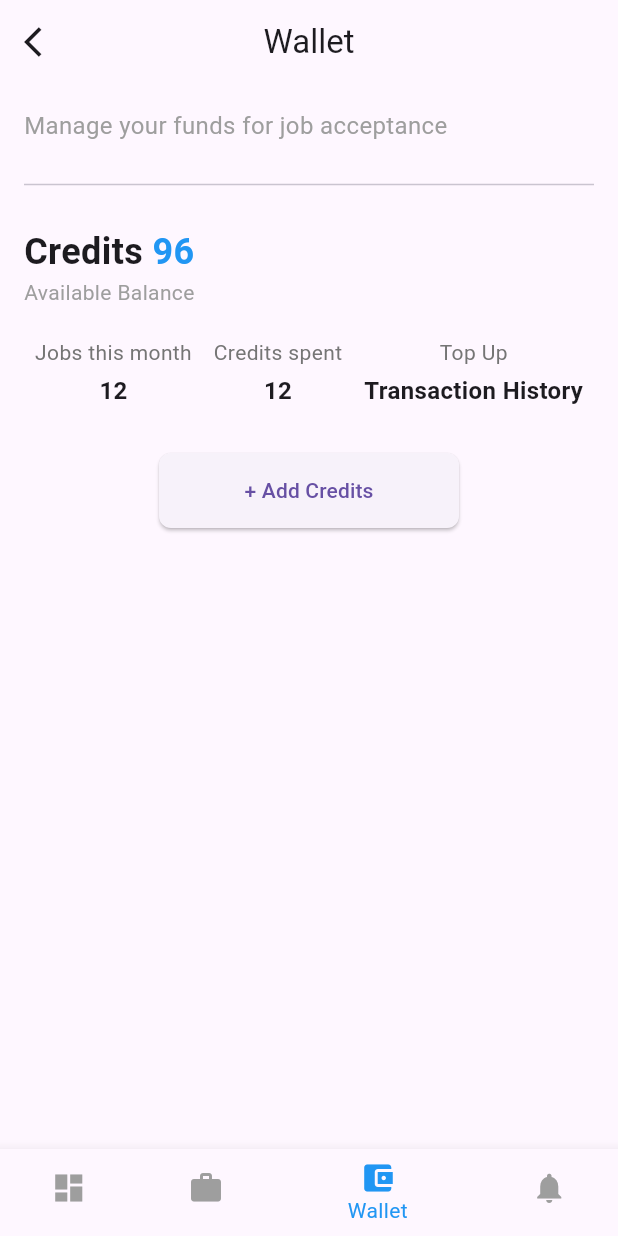
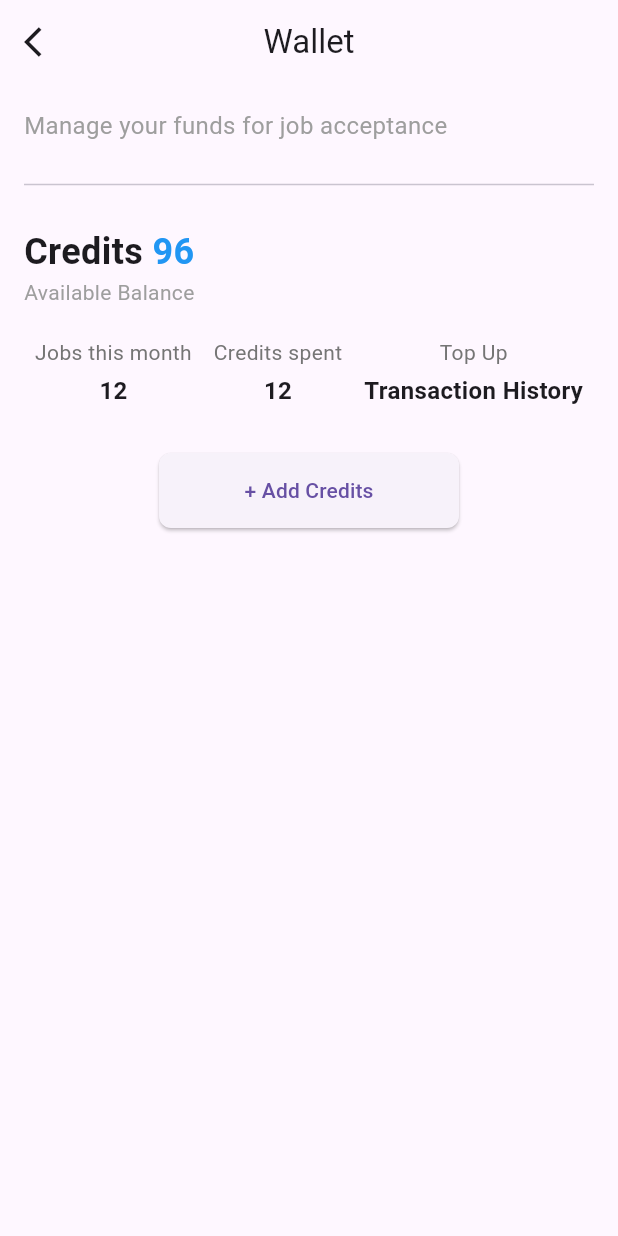
Before and after one commit to JOHNELLY-001/BingwaFix, a Flutter app: the FundiWalletPage screen opened directly, on a phone screen of 412 x 824 dp. Run offline on Flutter 3.47's test engine with Material 3 defaults, Android fonts, the light colour scheme and no system bars; our stand-ins replace geolocator, google_maps_flutter.

Commit message:
Removed the bottom nav bar replaced with stack index

```diff
--- a/lib/Transactions/WalletPage.dart
+++ b/lib/Transactions/WalletPage.dart
@@ -1,6 +1,6 @@
 import 'package:bingwa_fix/Notifications/FundiNotify.dart';
 import 'package:flutter/material.dart';
-import 'package:bingwa_fix/DashBoard/FundiDash.dart';
+import 'package:bingwa_fix/DashBoard/fundi_stack.dart';
 import 'package:bingwa_fix/JobStatus/JobManager.dart';
 
 class FundiWalletPage extends StatefulWidget {
@@ -279,48 +279,6 @@ class _FundiWalletPageState extends State<FundiWalletPage> {
           ],
         ),
       ),
-      bottomNavigationBar: BottomNavigationBar(
-        currentIndex: 2, // Highlight Wallet tab
-        items: const [
-          BottomNavigationBarItem(
-            icon: Icon(Icons.dashboard),
-            label: 'Dashboard',
-          ),
-          BottomNavigationBarItem(
-            icon: Icon(Icons.work),
-            label: 'My Jobs',
-          ),
-          BottomNavigationBarItem(
-            icon: Icon(Icons.account_balance_wallet),
-            label: 'Wallet',
-          ),
-          BottomNavigationBarItem(
-            icon: Icon(Icons.notifications),
-            label: 'Notifications',
-          ),
-        ],
-        selectedItemColor: Colors.blue,
-        unselectedItemColor: Colors.grey,
-        onTap: (index) {
-          // Handle navigation
-          if (index == 0) {
-            Navigator.push(
-              context,
-              MaterialPageRoute(builder: (context) => const FundiDashboardPage()),
-            );
-          } else if (index == 1) {
-            Navigator.push(
-              context,
-              MaterialPageRoute(builder: (context) => const FundiMyJobsPage()),
-            );
-          } else if (index == 3) {
-            Navigator.push(
-                context,
-                MaterialPageRoute(builder: (context) => const FundiNotificationsPage()),
-            );
-          }
-        },
-      ),
     );
   }
 
```
